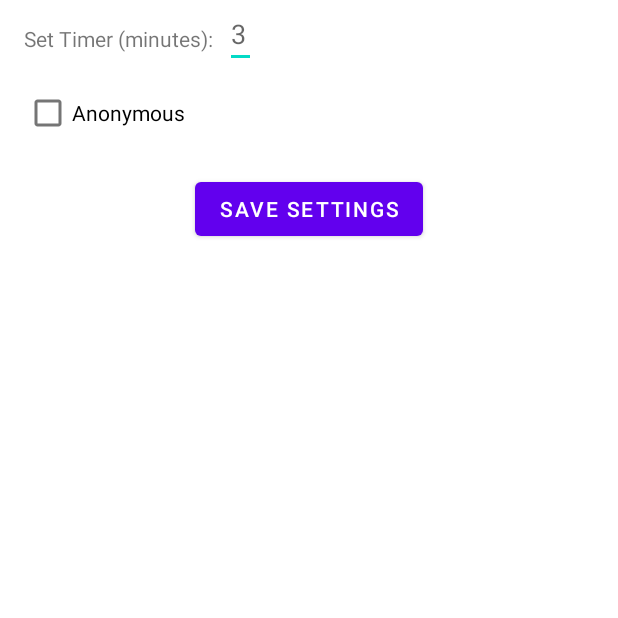
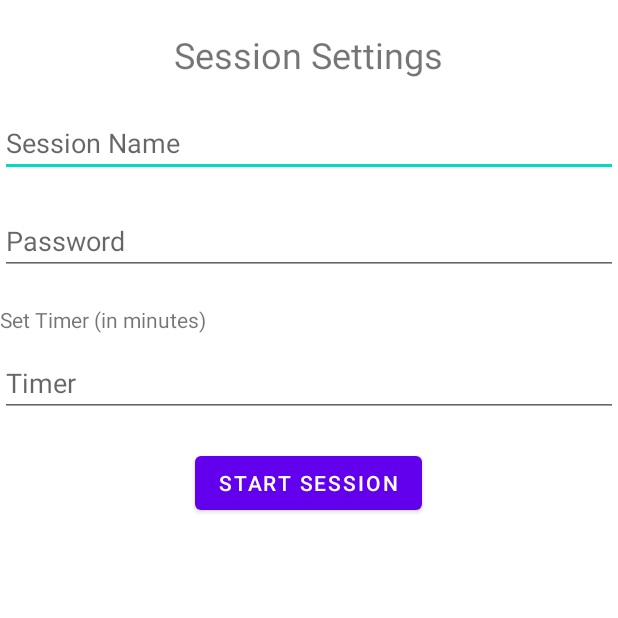
Before and after one commit to maibeyz/RetroApp, an Android app: the SessionSettingsActivity screen opened directly, with no data from a screen before it, on a phone screen of 412 x 824 dp, the top half of it. Run offline under Robolectric (Android 15) with nearby library versions, the phone set to English and light mode, and no system bars; our stand-ins replace data binding.

Commit message:
create session and join session

```diff
--- a/app/src/main/res/layout/activity_session_settings.xml
+++ b/app/src/main/res/layout/activity_session_settings.xml
@@ -1,47 +1,61 @@
 <?xml version="1.0" encoding="utf-8"?>
 
-<RelativeLayout xmlns:android="http://schemas.android.com/apk/res/android"
-xmlns:app="http://schemas.android.com/apk/res-auto"
-xmlns:tools="http://schemas.android.com/tools"
-android:id="@+id/main"
+<layout xmlns:android="http://schemas.android.com/apk/res/android"
+    xmlns:tools="http://schemas.android.com/tools">
+
+    <RelativeLayout
         android:layout_width="match_parent"
         android:layout_height="match_parent"
         tools:context=".SessionSettingsActivity">
 
         <TextView
+            android:id="@+id/textViewSessionSettings"
+            android:layout_width="wrap_content"
+            android:layout_height="wrap_content"
+            android:text="Session Settings"
+            android:textSize="24sp"
+            android:layout_centerHorizontal="true"
+            android:layout_marginTop="20dp"/>
+
+        <EditText
+            android:id="@+id/editTextSessionName"
+            android:layout_width="match_parent"
+            android:layout_height="wrap_content"
+            android:hint="Session Name"
+            android:layout_below="@id/textViewSessionSettings"
+            android:layout_marginTop="20dp"/>
+
+        <EditText
+            android:id="@+id/editTextPassword"
+            android:layout_width="match_parent"
+            android:layout_height="wrap_content"
+            android:hint="Password"
+            android:layout_below="@id/editTextSessionName"
+            android:layout_marginTop="20dp"/>
+
+        <TextView
             android:id="@+id/textViewTimer"
             android:layout_width="wrap_content"
             android:layout_height="wrap_content"
-    android:text="Set Timer (minutes):"
-    android:layout_marginTop="16dp"
-    android:layout_marginStart="16dp"
-    android:layout_alignParentStart="true"/>
+            android:text="Set Timer (in minutes)"
+            android:layout_below="@id/editTextPassword"
+            android:layout_marginTop="20dp"/>
 
         <EditText
             android:id="@+id/editTextTimer"
+            android:layout_width="match_parent"
+            android:layout_height="wrap_content"
+            android:hint="Timer"
+            android:layout_below="@id/textViewTimer"
+            android:layout_marginTop="10dp"/>
+
+        <Button
+            android:id="@+id/buttonStartSession"
             android:layout_width="wrap_content"
             android:layout_height="wrap_content"
-    android:inputType="number"
-    android:hint="3"
-    android:layout_toEndOf="@id/textViewTimer"
-    android:layout_marginStart="8dp"/>
-
-<CheckBox
-    android:id="@+id/checkBoxAnonymous"
-    android:layout_width="wrap_content"
-    android:layout_height="wrap_content"
-    android:text="Anonymous"
-    android:layout_below="@id/textViewTimer"
-    android:layout_marginTop="16dp"
-    android:layout_marginStart="16dp"/>
-
-<Button
-    android:id="@+id/buttonSaveSettings"
-    android:layout_width="wrap_content"
-    android:layout_height="wrap_content"
-    android:text="Save Settings"
-    android:layout_below="@id/checkBoxAnonymous"
-    android:layout_marginTop="16dp"
+            android:text="Start Session"
+            android:layout_below="@id/editTextTimer"
+            android:layout_marginTop="20dp"
             android:layout_centerHorizontal="true"/>
-
     </RelativeLayout>
+</layout>
```
Also changed, not shown: app/src/main/java/com/mai/retroapp/JoinSessionActivity.kt (added, +73 -0 lines), app/src/main/java/com/mai/retroapp/SessionSettingsActivity.kt (+1 -10 lines), app/src/main/res/layout/activity_join_session.xml (added, +50 -0 lines). Lines whose indentation alone changed are shown as unchanged.
